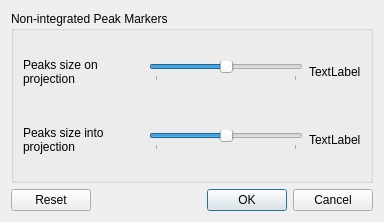
First picture: the form in Code/Mantid/MantidQt/SliceViewer/inc/MantidQtSliceViewer/PeaksViewerOptionsDialog.ui, repository mantidproject/mantid, before the edit.
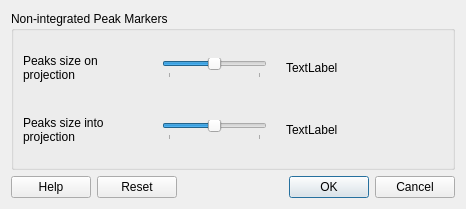
Second picture: the form after the edit. Icons and pictures are not drawn.

```diff
--- a/Code/Mantid/MantidQt/SliceViewer/inc/MantidQtSliceViewer/PeaksViewerOptionsDialog.ui
+++ b/Code/Mantid/MantidQt/SliceViewer/inc/MantidQtSliceViewer/PeaksViewerOptionsDialog.ui
@@ -6,8 +6,8 @@
    <rect>
     <x>0</x>
     <y>0</y>
-    <width>384</width>
-    <height>222</height>
+    <width>466</width>
+    <height>209</height>
    </rect>
   </property>
   <property name="windowTitle">
@@ -60,6 +60,16 @@
           </property>
          </spacer>
         </item>
+        <item>
+         <widget class="QLabel" name="label_3">
+          <property name="text">
+           <string/>
+          </property>
+          <property name="pixmap">
+           <pixmap resource="../../icons/SliceViewerIcons.qrc">:/SliceViewer/icons/peak-cross-small.png</pixmap>
+          </property>
+         </widget>
+        </item>
         <item>
          <widget class="QSlider" name="sliderOnProjection">
           <property name="maximum">
@@ -85,6 +95,16 @@
           </property>
          </widget>
         </item>
+        <item>
+         <widget class="QLabel" name="label_4">
+          <property name="text">
+           <string/>
+          </property>
+          <property name="pixmap">
+           <pixmap resource="../../icons/SliceViewerIcons.qrc">:/SliceViewer/icons/peak-cross.png</pixmap>
+          </property>
+         </widget>
+        </item>
         <item>
          <widget class="QLabel" name="lblPercentageOnProjection">
           <property name="sizePolicy">
@@ -104,6 +124,19 @@
           </property>
          </widget>
         </item>
+        <item>
+         <spacer name="horizontalSpacer_3">
+          <property name="orientation">
+           <enum>Qt::Horizontal</enum>
+          </property>
+          <property name="sizeHint" stdset="0">
+           <size>
+            <width>0</width>
+            <height>20</height>
+           </size>
+          </property>
+         </spacer>
+        </item>
        </layout>
       </item>
       <item>
@@ -146,6 +179,16 @@
           </property>
          </spacer>
         </item>
+        <item>
+         <widget class="QLabel" name="label_5">
+          <property name="text">
+           <string/>
+          </property>
+          <property name="pixmap">
+           <pixmap resource="../../icons/SliceViewerIcons.qrc">:/SliceViewer/icons/peak-cross-faded.png</pixmap>
+          </property>
+         </widget>
+        </item>
         <item>
          <widget class="QSlider" name="sliderIntoProjection">
           <property name="maximum">
@@ -171,6 +214,16 @@
           </property>
          </widget>
         </item>
+        <item>
+         <widget class="QLabel" name="label_6">
+          <property name="text">
+           <string/>
+          </property>
+          <property name="pixmap">
+           <pixmap resource="../../icons/SliceViewerIcons.qrc">:/SliceViewer/icons/peak-cross.png</pixmap>
+          </property>
+         </widget>
+        </item>
         <item>
          <widget class="QLabel" name="lblPercentageIntoProjection">
           <property name="sizePolicy">
@@ -190,6 +243,19 @@
           </property>
          </widget>
         </item>
+        <item>
+         <spacer name="horizontalSpacer_4">
+          <property name="orientation">
+           <enum>Qt::Horizontal</enum>
+          </property>
+          <property name="sizeHint" stdset="0">
+           <size>
+            <width>0</width>
+            <height>20</height>
+           </size>
+          </property>
+         </spacer>
+        </item>
        </layout>
       </item>
      </layout>
@@ -197,6 +263,13 @@
    </item>
    <item>
     <layout class="QHBoxLayout" name="horizontalLayout_3">
+     <item>
+      <widget class="QPushButton" name="btnHelp">
+       <property name="text">
+        <string>Help</string>
+       </property>
+      </widget>
+     </item>
      <item>
       <widget class="QPushButton" name="btnReset">
        <property name="text">
```
Left out of the diff: 4 changed lines with no effect on the pictures.
